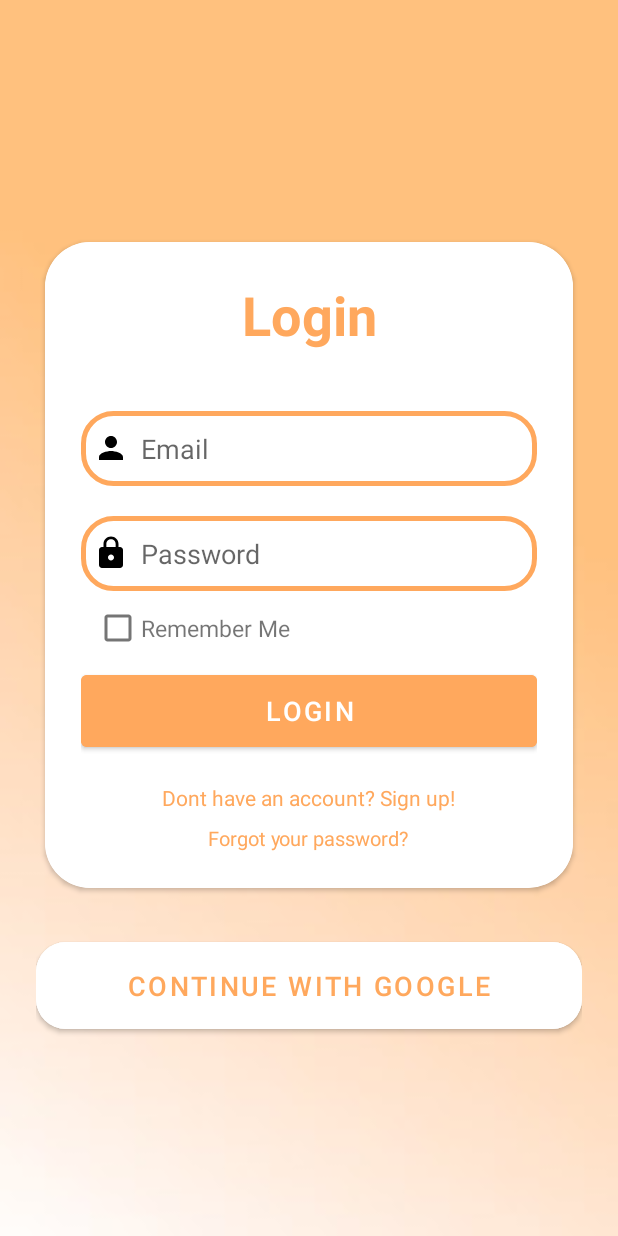
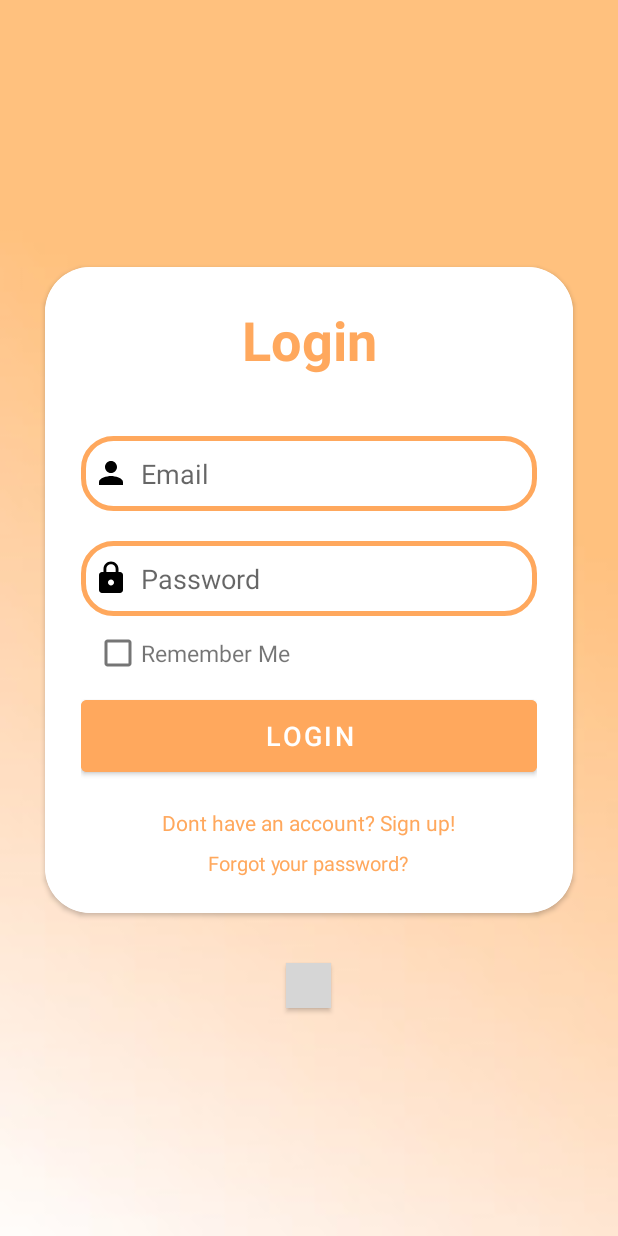
Before and after one commit to elaleksanyan/MusicalEar, an Android app: the screen it shows after launch (LoginActivity), on a phone screen of 412 x 824 dp. Run offline under Robolectric (Android 15) with nearby library versions, the phone set to English and light mode, and no system bars; our stand-ins replace Firebase (no records; nobody signed in at launch, a user with empty details on screens opened directly); grey boxes are pictures that could not be loaded.

Commit message:
Google login failed

```diff
--- a/app/build.gradle
+++ b/app/build.gradle
@@ -45,6 +45,9 @@ dependencies {
     androidTestImplementation 'androidx.test.ext:junit:1.1.5'
     androidTestImplementation 'androidx.test.espresso:espresso-core:3.5.1'
 
+
+    implementation 'com.google.android.gms:play-services-auth:19.2.0'
+
     implementation 'com.squareup.picasso:picasso:2.71828'
 
     implementation 'com.google.android.gms:play-services-auth:19.2.0'
--- a/app/src/main/java/com/example/myapplicationnnnnnn/LoginActivity.java
+++ b/app/src/main/java/com/example/myapplicationnnnnnn/LoginActivity.java
@@ -51,7 +51,7 @@ public class LoginActivity extends AppCompatActivity {
 
     GoogleSignInOptions gso;
     GoogleSignInClient gsc;
-    Button googleBtn;
+    ImageView googleBtn;
 
 
     @SuppressLint({"WrongViewCast", "MissingInflatedId"})
@@ -65,7 +65,7 @@ public class LoginActivity extends AppCompatActivity {
         googleBtn = findViewById(R.id.google_sign_in);
 
         gso = new GoogleSignInOptions.Builder(GoogleSignInOptions.DEFAULT_SIGN_IN)
-                .requestIdToken(getString(R.string.default_web_client_id))
+                .requestIdToken(getString(R.string.auth_web_client_id))
                 .requestEmail()
                 .build();
 
@@ -120,10 +120,21 @@ public class LoginActivity extends AppCompatActivity {
         });
     }
 
+//    private void signIn() {
+//        gsc.signOut();
+//        Intent signInIntent = gsc.getSignInIntent();
+//        startActivityForResult(signInIntent, RC_SIGN_IN);
+//    }
     private void signIn() {
-        gsc.signOut();
-        Intent signInIntent = gsc.getSignInIntent();
-        startActivityForResult(signInIntent, RC_SIGN_IN);
+        GoogleSignInOptions signInOptions = new GoogleSignInOptions.Builder(GoogleSignInOptions.DEFAULT_SIGN_IN)
+                .requestEmail()
+                .build();
+
+        GoogleSignInClient signInClient = GoogleSignIn.getClient(LoginActivity.this, signInOptions);
+        signInClient.signOut().addOnCompleteListener(task -> {
+            Intent signInIntent = signInClient.getSignInIntent();
+            startActivityForResult(signInIntent, RC_SIGN_IN);
+        });
     }
 
     @Override
--- a/app/src/main/res/layout/learn_notes.xml
+++ b/app/src/main/res/layout/learn_notes.xml
@@ -17,8 +17,8 @@
         android:layout_height="wrap_content">
     <ImageView
         android:id="@+id/note_c"
-        android:layout_width="wrap_content"
-        android:layout_height="wrap_content"
+        android:layout_width="200dp"
+        android:layout_height="200dp"
         android:scaleType="fitXY"
         />
     <ImageView
--- a/app/src/main/res/layout/login.xml
+++ b/app/src/main/res/layout/login.xml
@@ -120,21 +120,22 @@
 
     </androidx.cardview.widget.CardView>
 
-    <LinearLayout
-        android:layout_width="match_parent"
+    <androidx.cardview.widget.CardView
+        android:layout_width="wrap_content"
         android:layout_height="wrap_content"
-        android:orientation="vertical"
-        android:paddingHorizontal="24dp">
+        app:cardCornerRadius="1dp"
+        app:cardUseCompatPadding="true"
 
-        <Button
-            android:layout_width="match_parent"
-            android:layout_height="70dp"
-            android:backgroundTint="@color/white"
-            android:id="@+id/google_sign_in"
-            android:text="Continue with google"
-            android:textColor="@color/orange"
-            android:textSize="18sp"
-            app:cornerRadius = "20dp"/>
+    >
+
+    <ImageView
+        android:id="@+id/google_sign_in"
+        android:layout_width="30dp"
+        android:layout_height="30dp"
+        android:src="@drawable/img"
+        android:scaleType="centerCrop"
+
+        />
+</androidx.cardview.widget.CardView>
 
     </LinearLayout>
-</LinearLayout>
--- a/app/src/main/res/values/strings.xml
+++ b/app/src/main/res/values/strings.xml
@@ -4,4 +4,5 @@
     <!-- TODO: Remove or change this placeholder text -->
     <string name="hello_blank_fragment">Hello blank fragment</string>
     <string name="default_web_client_id">AIzaSyDXeAyWlEVl-i_WQSS92-oJLNWypAkJfYg\n</string>
+    <string name="auth_web_client_id">27025827566-hepgqbvvrlgj0hrhea8o6ga1fsl9npsf.apps.googleusercontent.com</string>
 </resources>
```
Also changed, not shown: app/src/main/java/com/example/myapplicationnnnnnn/NotesLearn.java (+23 -19 lines), app/src/main/java/com/example/myapplicationnnnnnn/PlayPageActivity.java (+19 -11 lines).
